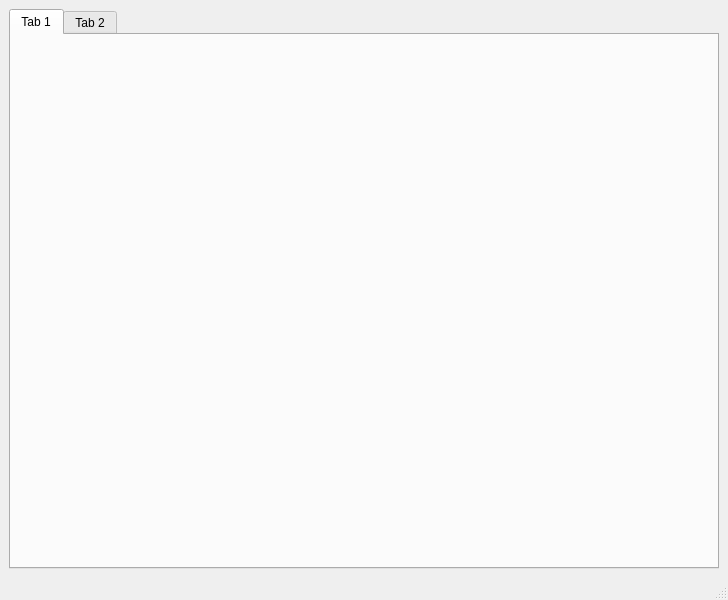
Qt form app.ui (ppublicgit/CS687) before a commit.
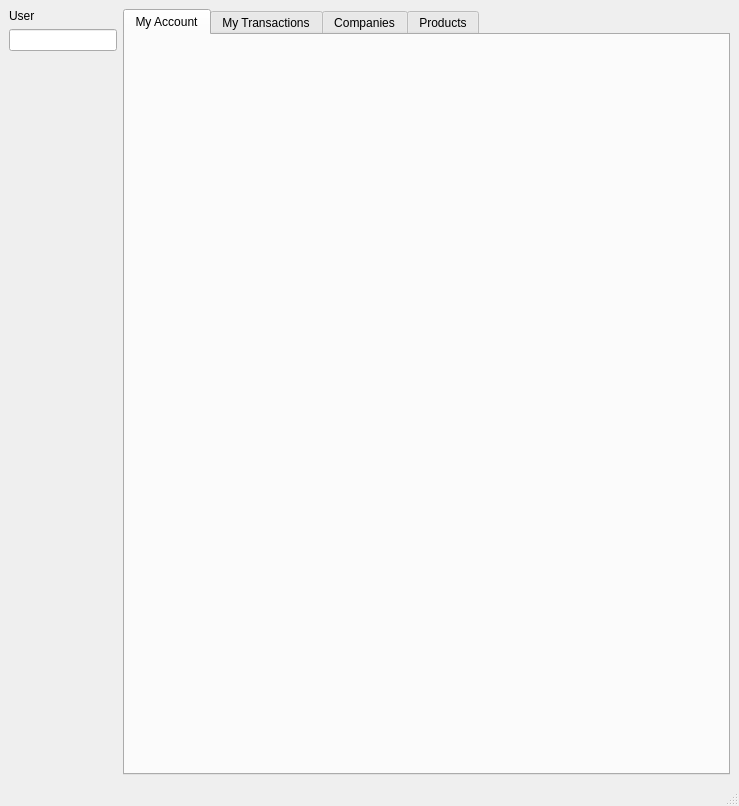
The same form after that commit.

Commit message: added layout for tab widget

Diff of the .ui file:
```diff
--- a/app.ui
+++ b/app.ui
@@ -6,8 +6,8 @@
    <rect>
     <x>0</x>
     <y>0</y>
-    <width>728</width>
-    <height>600</height>
+    <width>739</width>
+    <height>806</height>
    </rect>
   </property>
   <property name="windowTitle">
@@ -15,6 +15,40 @@
   </property>
   <widget class="QWidget" name="centralwidget">
    <layout class="QHBoxLayout" name="horizontalLayout_2">
+    <item>
+     <layout class="QVBoxLayout" name="verticalLayout">
+      <item>
+       <widget class="QLabel" name="label">
+        <property name="text">
+         <string>User</string>
+        </property>
+       </widget>
+      </item>
+      <item>
+       <widget class="QLineEdit" name="lineEdit">
+        <property name="sizePolicy">
+         <sizepolicy hsizetype="Minimum" vsizetype="Fixed">
+          <horstretch>0</horstretch>
+          <verstretch>0</verstretch>
+         </sizepolicy>
+        </property>
+       </widget>
+      </item>
+      <item>
+       <spacer name="verticalSpacer">
+        <property name="orientation">
+         <enum>Qt::Vertical</enum>
+        </property>
+        <property name="sizeHint" stdset="0">
+         <size>
+          <width>20</width>
+          <height>40</height>
+         </size>
+        </property>
+       </spacer>
+      </item>
+     </layout>
+    </item>
     <item>
      <layout class="QHBoxLayout" name="horizontalLayout">
       <item>
@@ -24,13 +58,27 @@
         </property>
         <widget class="QWidget" name="tab">
          <attribute name="title">
-          <string>Tab 1</string>
+          <string>My Account</string>
          </attribute>
+         <layout class="QGridLayout" name="gridLayout_4"/>
         </widget>
         <widget class="QWidget" name="tab_2">
          <attribute name="title">
-          <string>Tab 2</string>
+          <string>My Transactions</string>
          </attribute>
+         <layout class="QGridLayout" name="gridLayout_2"/>
+        </widget>
+        <widget class="QWidget" name="tab_companies">
+         <attribute name="title">
+          <string>Companies</string>
+         </attribute>
+         <layout class="QGridLayout" name="gridLayout_3"/>
+        </widget>
+        <widget class="QWidget" name="tab_products">
+         <attribute name="title">
+          <string>Products</string>
+         </attribute>
+         <layout class="QGridLayout" name="gridLayout"/>
         </widget>
        </widget>
       </item>
```
Left out of the diff: 6 changed lines with no effect on the pictures.
